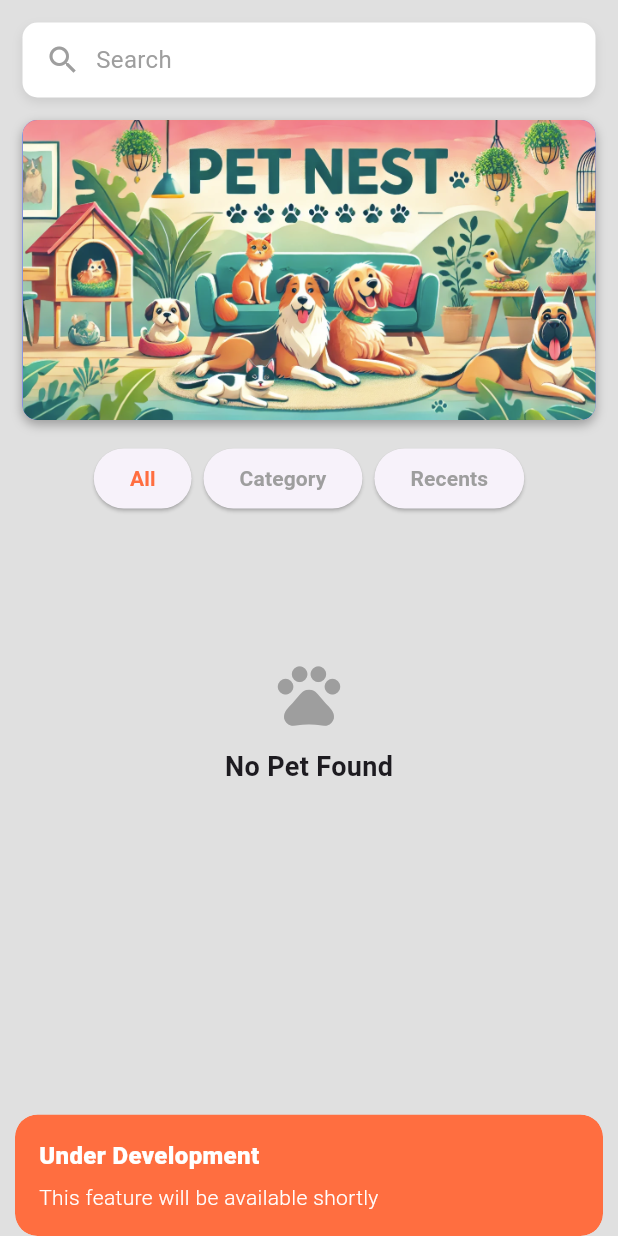
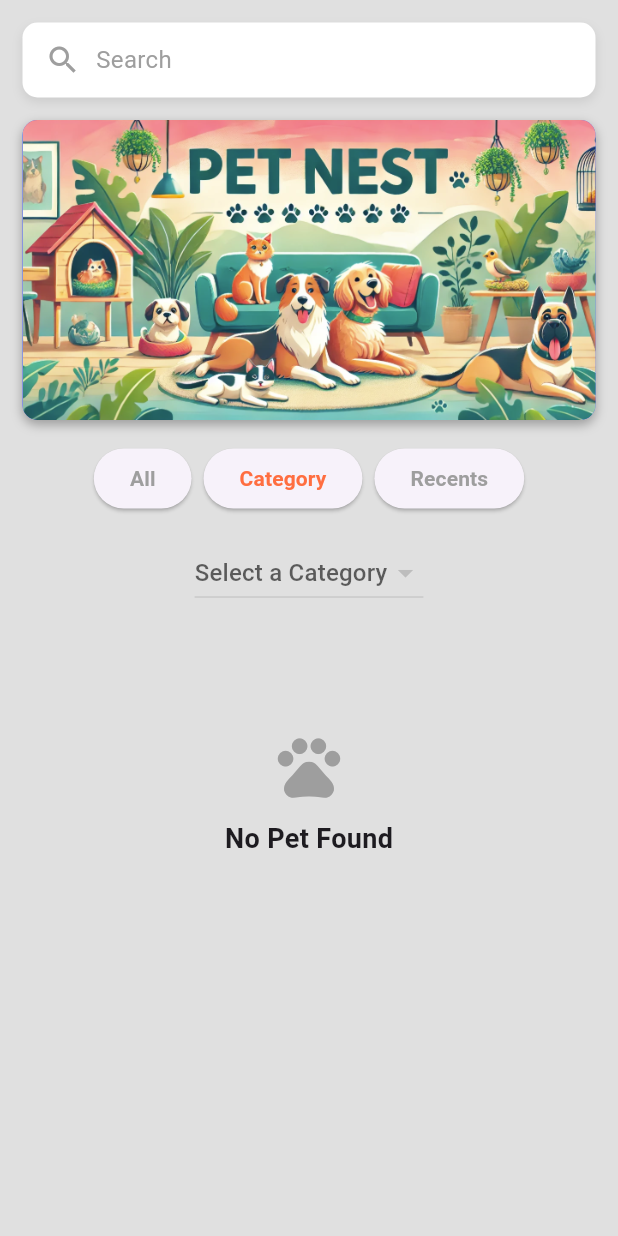
Before and after one commit to bharathi-rmps/pet_nest, a Flutter app: the shopScreen screen opened directly, after a tap on "Category", on a phone screen of 412 x 824 dp. Run offline on Flutter 3.47's test engine with Material 3 defaults, Android fonts, the phone set to English and light mode, and no system bars; our stand-ins replace get, get_storage, intl_phone_number_input; accounts and stored records are empty; network calls fail.

Commit message:
filter added

```diff
--- a/lib/components/cardContent.dart
+++ b/lib/components/cardContent.dart
@@ -1,7 +1,6 @@
 import 'package:flutter/material.dart';
 import 'package:pet_nest/components/promptBox.dart';
 import 'package:pet_nest/controllers/sessionController.dart';
-import 'package:pet_nest/screens/landingScreen.dart';
 import '../controllers/petDetailsController.dart';
 import 'package:get/get.dart';
 
@@ -18,6 +17,7 @@ class cardContent extends StatelessWidget {
   });
 
   final petDetailsController _petDetailsController = Get.put(petDetailsController());
+  final sessionController _sessionController = Get.find<sessionController>();
 
   @override
   Widget build(BuildContext context) {
@@ -52,17 +52,6 @@ class cardContent extends StatelessWidget {
                   height: 120,
                   width: double.infinity,
                   fit: BoxFit.cover,
-                  // loadingBuilder: (context, child, loadingProgress) {
-                  //   if (loadingProgress == null) return child;
-                  //   return Center(
-                  //     child: Column(
-                  //       children: [
-                  //         SizedBox(height: 30,),
-                  //         CircularProgressIndicator(),
-                  //       ],
-                  //     ),
-                  //   );
-                  // },
                   errorBuilder: (context, error, stackTrace) {
                     return Center(
                       child: Icon(Icons.broken_image, size: 50, color: Colors.grey),
@@ -113,7 +102,7 @@ class cardContent extends StatelessWidget {
                               title: "Adopt Pet Confirmation",
                               content: "Are you sure you want to adopt this pet?",
                               onConfirm: () async {
-                                await _petDetailsController.adoptPet(pet.id, pet.category, pet.name, pet.imageUrl);
+                                await _petDetailsController.adoptPet(pet.id, pet.category, pet.name, pet.imageUrl, _sessionController.username.value);
                                 //Get.off(() => landingScreen(selectedIndex: 1));
                                 //print("pressed: " + pet.id.toString());
                               },
--- /dev/null
+++ b/lib/components/contentForAll.dart
@@ -0,0 +1,74 @@
+import 'package:flutter/material.dart';
+import 'package:get/get.dart';
+import 'package:pet_nest/components/cardContent.dart';
+import 'package:pet_nest/controllers/petDetailsController.dart';
+
+class contentForAll extends StatelessWidget {
+
+  petDetailsController _petDetailsController = Get.find<petDetailsController>();
+
+  @override
+  Widget build(BuildContext context) {
+    return Container(
+        child: Obx(() {
+
+          // loading bar
+          if (_petDetailsController.isLoading.value) {
+            return _buildLoadingView();
+          }
+
+          //no pet found
+          else if (_petDetailsController.availablePetList.isEmpty) {
+            return _buildEmptyView();
+          }
+
+          // Cards Grid
+          else {
+            return _buildPetList();
+          }
+        })
+    );
+  }
+
+  Widget _buildLoadingView() {
+    return Center(
+      child: Column(
+        mainAxisAlignment: MainAxisAlignment.center,
+        children: const [
+          SizedBox(height: 80),
+          CircularProgressIndicator(),
+          SizedBox(height: 10),
+          Text(
+            "Loading...",
+            style: TextStyle(fontSize: 16, fontWeight: FontWeight.w500),
+          ),
+        ],
+      ),
+    );
+  }
+
+  Widget _buildEmptyView() {
+    return Center(
+      child: Column(
+        mainAxisAlignment: MainAxisAlignment.center,
+        children: const [
+          SizedBox(height: 80),
+          Icon(Icons.pets, size: 50, color: Colors.grey),
+          SizedBox(height: 10),
+          Text(
+            "No Pet Found",
+            style: TextStyle(fontSize: 18, fontWeight: FontWeight.bold),
+          ),
+        ],
+      ),
+    );
+  }
+
+  Widget _buildPetList() {
+    return cardContent(
+      pets: _petDetailsController.availablePetList,
+      showButton: true,
+      height: 0.7,
+    );
+  }
+}
--- /dev/null
+++ b/lib/components/contentForCategory.dart
@@ -0,0 +1,122 @@
+import 'package:flutter/material.dart';
+import 'package:get/get.dart';
+import 'package:pet_nest/components/cardContent.dart';
+import 'package:pet_nest/controllers/petDetailsController.dart';
+
+class contentForCategory extends StatelessWidget {
+
+  petDetailsController _petDetailsController = Get.find<petDetailsController>();
+  final Rx<String?> selectedCategory = Rx<String?>(null);
+
+  String capitalize(String input) {
+    if (input.isEmpty) return input;
+    return input[0].toUpperCase() + input.substring(1).toLowerCase();
+  }
+
+  @override
+  Widget build(BuildContext context) {
+    return Container(
+       child: Column(
+         children: [
+
+           //dropdown for category selection
+           Obx(() {
+             final categories = _petDetailsController.availablePetList
+                 .map((pet) => pet.category.trim().toLowerCase())
+                 .toSet()
+                 .map((category) => capitalize(category))
+                 .toList();
+             //print("categories , "+ categories.toString());
+
+             return DropdownButton<String>(
+               hint: Text("Select a Category"),
+               value: selectedCategory.value,
+               onChanged: (String? newCategory) {
+                 selectedCategory.value = newCategory;
+               },
+               items: categories
+                   .map((category) => DropdownMenuItem<String>(
+                 value: category,
+                 child: Text(category),
+               )).toList(),
+             );
+           }),
+
+           // card output
+           Obx(() {
+             // loading bar
+             if (_petDetailsController.isLoading.value) {
+               return _buildLoadingView();
+             }
+
+             //no pet found
+             else if (_petDetailsController.availablePetList.isEmpty) {
+               return _buildEmptyView();
+             }
+
+             // cards Grid
+             else if (selectedCategory.value == null) {
+               return const Column(
+                 children: [
+                   SizedBox(height: 50,),
+                   Text(
+                     "Please Select an Category",
+                     style: TextStyle(fontSize: 16),
+                   ),
+                 ],
+               );
+             } else {
+               return _buildSelectedPetView(selectedCategory.value!);
+             }
+           })
+         ],
+       ),
+    );
+  }
+
+  Widget _buildLoadingView() {
+    return Center(
+      child: Column(
+        mainAxisAlignment: MainAxisAlignment.center,
+        children: const [
+          SizedBox(height: 80),
+          CircularProgressIndicator(),
+          SizedBox(height: 10),
+          Text(
+            "Loading...",
+            style: TextStyle(fontSize: 16, fontWeight: FontWeight.w500),
+          ),
+        ],
+      ),
+    );
+  }
+
+  Widget _buildEmptyView() {
+    return Center(
+      child: Column(
+        mainAxisAlignment: MainAxisAlignment.center,
+        children: const [
+          SizedBox(height: 80),
+          Icon(Icons.pets, size: 50, color: Colors.grey),
+          SizedBox(height: 10),
+          Text(
+            "No Pet Found",
+            style: TextStyle(fontSize: 18, fontWeight: FontWeight.bold),
+          ),
+        ],
+      ),
+    );
+  }
+
+  Widget _buildSelectedPetView(String selectedCategory) {
+    //print("seleceted categsos "+ selectedCategory);
+    final petsInCategory = _petDetailsController.availablePetList
+        .where((pet) => pet.category.trim().toLowerCase() == selectedCategory.trim().toLowerCase())
+        .toList();
+
+    return cardContent(
+        pets: petsInCategory,
+        showButton: true,
+        height: 0.7);
+  }
+}
--- a/lib/components/profileFields.dart
+++ b/lib/components/profileFields.dart
@@ -1,5 +1,4 @@
 import 'package:flutter/material.dart';
-import 'package:get/get_rx/src/rx_types/rx_types.dart';
 
 class profileFields extends StatelessWidget {
   const profileFields({
--- a/lib/screens/auth/loginUser.dart
+++ b/lib/screens/auth/loginUser.dart
@@ -6,7 +6,6 @@ import 'package:pet_nest/components/squareTileImage.dart';
 import 'package:pet_nest/components/textField.dart';
 import 'package:pet_nest/controllers/loginController.dart';
 import 'package:pet_nest/screens/auth/signupUser.dart';
-import 'package:pet_nest/screens/landingScreen.dart';
 
 import '../../controllers/sessionController.dart';
 
--- a/lib/screens/mainScreens/profileScreen.dart
+++ b/lib/screens/mainScreens/profileScreen.dart
@@ -5,7 +5,6 @@ import 'package:pet_nest/components/profileFields.dart';
 import 'package:pet_nest/components/promptBox.dart';
 import 'package:pet_nest/controllers/profileController.dart';
 import 'package:pet_nest/controllers/sessionController.dart';
-import 'package:pet_nest/screens/auth/loginUser.dart';
 
 import 'subMainScreens/editProfileScreen.dart';
 
--- a/lib/screens/mainScreens/shopScreen.dart
+++ b/lib/screens/mainScreens/shopScreen.dart
@@ -1,18 +1,15 @@
 import 'package:flutter/material.dart';
-import 'package:pet_nest/components/cardContent.dart';
+import 'package:get/get.dart';
+import 'package:pet_nest/components/contentForAll.dart';
+import 'package:pet_nest/components/contentForCategory.dart';
+import 'package:pet_nest/components/contentForRecents.dart';
 import 'package:pet_nest/components/elevatedButtons.dart';
 import 'package:pet_nest/components/futureFeature.dart';
-import 'package:pet_nest/controllers/petDetailsController.dart';
-import 'package:get/get.dart';
+
 
 class shopScreen extends StatelessWidget {
 
-  // Lists for card data
-  late final List<String> imageList;
-  late final List<String> petCategoryList;
-  late final List<String> petNameList;
-
-  final petDetailsController _petDetailsController = Get.find<petDetailsController>();
+  final selectedButton = 0.obs;
 
   @override
   Widget build(BuildContext context) {
@@ -73,61 +70,64 @@ class shopScreen extends StatelessWidget {
                       Row(
                         mainAxisAlignment: MainAxisAlignment.center,
                         children: [
+
+                          //all button
                           Padding(
                             padding: const EdgeInsets.symmetric(horizontal: 4),
-                            child: elevatedButtons(
+                            child: Obx(() => elevatedButtons(
                               onPressed: () {
-                                futureFeature();
+                                selectedButton.value = 0;
                               },
                               data: "All",
-                              color: Colors.deepOrangeAccent,
+                              color: selectedButton.value == 0 ? Colors.deepOrangeAccent : Colors.grey,
                               size: 14,
                              ),
                             ),
+                          ),
+
+                          //category button
                           Padding(
                             padding: const EdgeInsets.symmetric(horizontal: 4),
-                            child: elevatedButtons(
+                            child: Obx(() => elevatedButtons(
                               onPressed: () {
-                                futureFeature();
+                                selectedButton.value = 1;
                               },
                               data: "Category",
-                              color: Colors.grey,
+                              color: selectedButton.value == 1 ? Colors.deepOrangeAccent : Colors.grey,
                               size: 14,
                             ),
                            ),
+                          ),
+
+                          //recents button
                           Padding(
                             padding: const EdgeInsets.symmetric(horizontal: 4),
-                            child: elevatedButtons(
+                            child: Obx(() => elevatedButtons(
                               onPressed: () {
-                                futureFeature();
+                                selectedButton.value = 2;
                               },
                               data: "Recents",
-                              color: Colors.grey,
+                              color: selectedButton.value == 2 ? Colors.deepOrangeAccent : Colors.grey,
                               size: 14,
                             ),
                            ),
+                          ),
+
                         ],
                       ),
+
+                      // cards
                       const SizedBox(height: 15),
-
-                      // check if data is still loading
                       Obx(() {
-
-                        // loading bar
-                        if (_petDetailsController.isLoading.value) {
-                          return _buildLoadingView();
+                        if (selectedButton.value == 0) {
+                          return contentForAll();
+                        } else if (selectedButton.value == 1) {
+                          return contentForCategory();
+                        } else if (selectedButton.value == 2) {
+                          return contentForRecents();
                         }
-
-                        //no pet found
-                        else if (_petDetailsController.availablePetList.isEmpty) {
-                          return _buildEmptyView();
-                        }
-
-                        // Cards Grid
-                        else {
-                          return _buildPetList();
-                        }
-                      })
+                        return const Text("Unknown Selection");
+                      }),
 
                     ],
                   ),
@@ -137,48 +137,6 @@ class shopScreen extends StatelessWidget {
           ],
         ),
       ),
-    );
-  }
-
-  Widget _buildLoadingView() {
-    return Center(
-      child: Column(
-        mainAxisAlignment: MainAxisAlignment.center,
-        children: const [
-          SizedBox(height: 80),
-          CircularProgressIndicator(),
-          SizedBox(height: 10),
-          Text(
-            "Loading...",
-            style: TextStyle(fontSize: 16, fontWeight: FontWeight.w500),
-          ),
-        ],
-      ),
-    );
-  }
-
-  Widget _buildEmptyView() {
-    return Center(
-      child: Column(
-        mainAxisAlignment: MainAxisAlignment.center,
-        children: const [
-          SizedBox(height: 80),
-          Icon(Icons.pets, size: 50, color: Colors.grey),
-          SizedBox(height: 10),
-          Text(
-            "No Pet Found",
-            style: TextStyle(fontSize: 18, fontWeight: FontWeight.bold),
-          ),
-        ],
-      ),
-    );
-  }
-
-  Widget _buildPetList() {
-    return cardContent(
-      pets: _petDetailsController.availablePetList,
-      showButton: true,
-      height: 0.7,
     );
   }
 
--- a/lib/screens/mainScreens/subMainScreens/addPetScreen.dart
+++ b/lib/screens/mainScreens/subMainScreens/addPetScreen.dart
@@ -3,8 +3,8 @@ import 'package:get/get.dart';
 import 'package:pet_nest/components/elevatedButtons.dart';
 import 'package:pet_nest/components/promptBox.dart';
 import 'package:pet_nest/controllers/petDetailsController.dart';
+import 'package:pet_nest/controllers/sessionController.dart';
 import 'package:pet_nest/screens/landingScreen.dart';
-import 'package:pet_nest/screens/mainScreens/managePet.dart';
 
 import '../../../components/textField.dart';
 
@@ -23,6 +23,7 @@ class addPetScreen extends StatelessWidget{
   }
 
   final petDetailsController _petDetailsController = Get.find<petDetailsController>();
+  final sessionController _sessionController = Get.find<sessionController>();
 
   @override
   Widget build(BuildContext context) {
@@ -139,6 +140,7 @@ class addPetScreen extends StatelessWidget{
                                  petCategoryName.text,
                                  petName.text,
                                  petImageUrl.text,
+                                 _sessionController.username.value
                                );
                                Get.off(() => landingScreen(selectedIndex: 1));
                              }
--- a/lib/screens/mainScreens/subMainScreens/editPetScreen.dart
+++ b/lib/screens/mainScreens/subMainScreens/editPetScreen.dart
@@ -3,6 +3,7 @@ import 'package:get/get.dart';
 import 'package:pet_nest/components/elevatedButtons.dart';
 import 'package:pet_nest/components/promptBox.dart';
 import 'package:pet_nest/controllers/petDetailsController.dart';
+import 'package:pet_nest/controllers/sessionController.dart';
 import 'package:pet_nest/screens/landingScreen.dart';
 
 import '../../../components/textField.dart';
@@ -22,6 +23,8 @@ class editPetScreen extends StatelessWidget {
     if (petImageUrl.isEmpty) return "Pet Image URL cannot be empty";
     return null;
   }
+
+  sessionController _sessionController = Get.find<sessionController>();
 
   void updateTextFields(Pet pet) {
     petCategoryName.text = pet.category;
@@ -165,6 +168,7 @@ class editPetScreen extends StatelessWidget {
                                 petCategoryName.text,
                                 petName.text,
                                 petImageUrl.text,
+                                _sessionController.username.value
                               );
                               Get.off(() => landingScreen(selectedIndex: 1,));
                             },
--- a/lib/screens/mainScreens/subMainScreens/editProfileScreen.dart
+++ b/lib/screens/mainScreens/subMainScreens/editProfileScreen.dart
@@ -5,7 +5,6 @@ import 'package:pet_nest/components/promptBox.dart';
 import 'package:pet_nest/components/textField.dart';
 import 'package:pet_nest/controllers/sessionController.dart';
 import 'package:pet_nest/screens/landingScreen.dart';
-import 'package:pet_nest/screens/mainScreens/profileScreen.dart';
 
 import '../../../controllers/profileController.dart';
 
--- a/lib/screens/mainScreens/subMainScreens/historyScreen.dart
+++ b/lib/screens/mainScreens/subMainScreens/historyScreen.dart
@@ -1,12 +1,7 @@
 import 'package:flutter/material.dart';
 import 'package:get/get.dart';
 import 'package:pet_nest/components/cardContent.dart';
-import 'package:pet_nest/components/elevatedButtons.dart';
-import 'package:pet_nest/components/profileFields.dart';
-import 'package:pet_nest/components/promptBox.dart';
 import 'package:pet_nest/controllers/petDetailsController.dart';
-import 'package:pet_nest/controllers/profileController.dart';
-import 'package:pet_nest/controllers/sessionController.dart';
 
 class petHistoryScreen extends StatelessWidget {
   petHistoryScreen({super.key});
--- a/pubspec.yaml
+++ b/pubspec.yaml
@@ -39,10 +39,11 @@ dependencies:
   # Use with the CupertinoIcons class for iOS style icons.
   cupertino_icons: ^1.0.8
 
+  intl_phone_number_input: any
 dev_dependencies:
   flutter_test:
     sdk: flutter
-  intl_phone_number_input:
+
 
 flutter_launcher_icons:
   android: "launcher_icon"
```
Also changed, not shown: lib/components/contentForRecents.dart (added, +91 -0 lines), lib/controllers/petDetailsController.dart (+43 -7 lines), pubspec.lock, 1 other file. Lines whose indentation alone changed are shown as unchanged.
